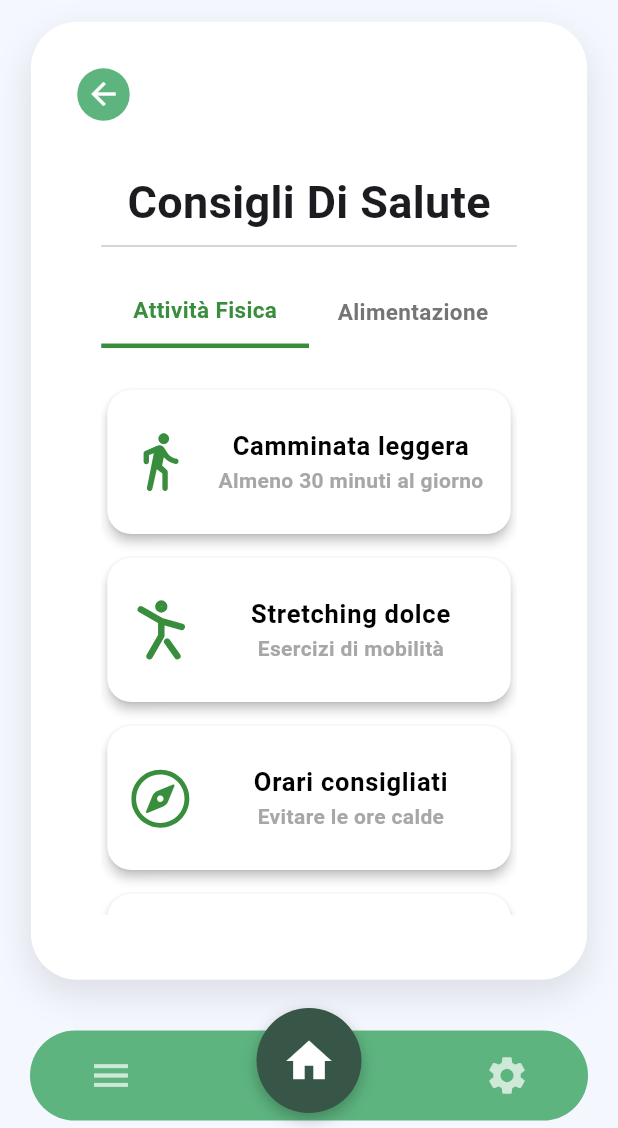
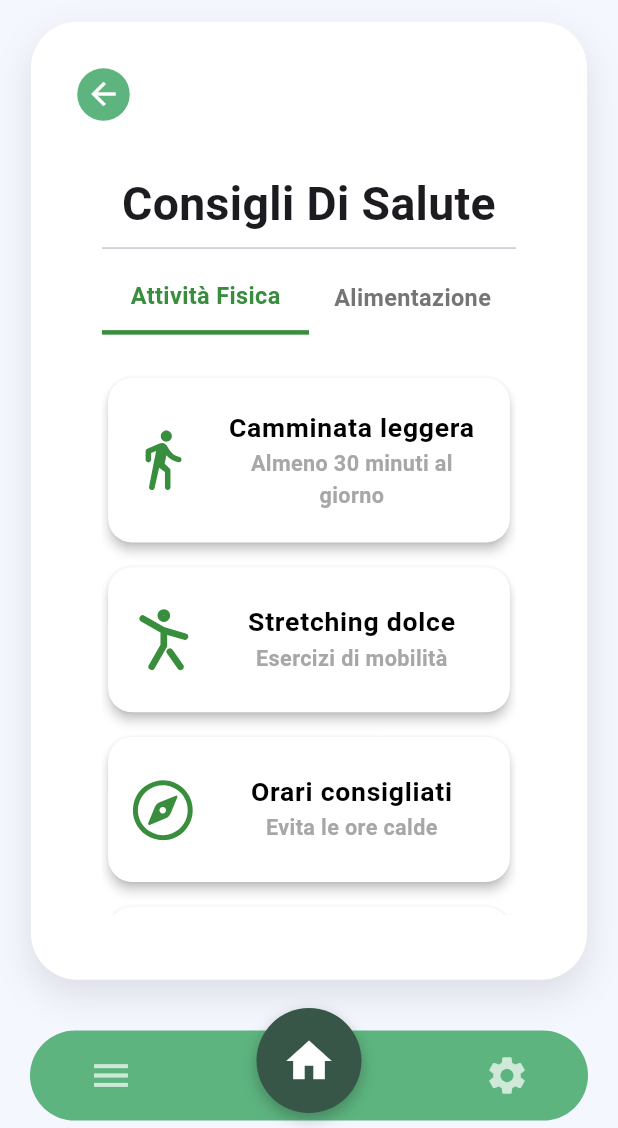
Before and after one commit to Lucacpt/WellYess, a Flutter app: the ConsigliSalutePage widget shown alone on an empty page, opened directly, on a phone screen of 412 x 824 dp, the part 108-1236 px from its top. Run offline on Flutter 3.47's test engine with Material 3 defaults, Android fonts, the phone set to English and light mode, and no system bars; our stand-ins replace fl_chart, flutter_local_notifications, flutter_svg, hive, hive_flutter, shared_preferences and 1 more; missing offline and left inert: android_alarm_manager_plus; accounts and stored records are empty; project files that could hold a hidden picture were left out.

Commit message:
add: implement ConsiglioDetailPage and enhance consigli_salute_data with detailed tips

```diff
--- a/wellyess/lib/screens/consigli_salute.dart
+++ b/wellyess/lib/screens/consigli_salute.dart
@@ -1,6 +1,8 @@
 import 'package:flutter/material.dart';
 import 'package:flutter_svg/flutter_svg.dart';
 import '../widgets/base_layout.dart';
+import 'consiglio_detail.dart';
+import '../utils/consigli_salute_data.dart';
 
 class ConsigliSalutePage extends StatefulWidget {
   const ConsigliSalutePage({super.key});
@@ -13,72 +15,44 @@ class _ConsigliSalutePageState extends State<ConsigliSalutePage> {
   int _currentTabIndex = 0;
   Offset _slideBeginOffset = const Offset(1.0, 0.0);
 
-  final List<Map<String, String>> _attivitaFisicaTips = const [
-    {
-      "svgAssetPath": "assets/icons/Vector.svg",
-      "title": "Camminata leggera",
-      "subtitle": "Almeno 30 minuti al giorno",
-    },
-    {
-      "svgAssetPath": "assets/icons/dolce.svg",
-      "title": "Stretching dolce",
-      "subtitle": "Esercizi di mobilità",
-    },
-    {
-      "svgAssetPath": "assets/icons/compass.svg",
-      "title": "Orari consigliati",
-      "subtitle": "Evitare le ore calde",
-    },
-    {
-      "svgAssetPath": "assets/icons/divano.svg",
-      "title": "Esercizi da seduti",
-      "subtitle": "Attiva la circolazione",
-    },
-  ];
-
-  final List<Map<String, String>> _alimentazioneTips = const [
-    {
-      "svgAssetPath": "assets/icons/mela.svg",
-      "title": "Frutta e verdura",
-      "subtitle": "Cinque porzioni al giorno",
-    },
-    {
-      "svgAssetPath": "assets/icons/fish.svg",
-      "title": "Proteine magre",
-      "subtitle": "Pesce, legumi, carni bianche",
-    },
-    {
-      "svgAssetPath": "assets/icons/no_sugar.svg",
-      "title": "Limitare lo zucchero",
-      "subtitle": "Evitare bevande zuccherate",
-    },
-    {
-      "svgAssetPath": "assets/icons/bottle.svg",
-      "title": "Bere regolarmente",
-      "subtitle": "Mantieni il corpo idratato",
-    },
-  ];
-
   @override
   Widget build(BuildContext context) {
+    final screenWidth = MediaQuery.of(context).size.width;
+    final screenHeight = MediaQuery.of(context).size.height;
+
+    // Responsive sizes
+    final double horizontalPadding = screenWidth * 0.04;
+    final double verticalPadding = screenHeight * 0.015;
+    final double titleFontSize = screenWidth * 0.075;
+    final double tabFontSize = screenWidth * 0.038;
+    final double cardTitleFontSize = screenWidth * 0.043;
+    final double cardSubtitleFontSize = screenWidth * 0.035;
+    final double iconSize = screenWidth * 0.10;
+
+    // Usa i dati importati
+    final tips = _currentTabIndex == 0 ? attivitaFisicaTips : alimentazioneTips;
+
     return BaseLayout(
       onBackPressed: () => Navigator.of(context).pop(),
       child: Padding(
-        padding: const EdgeInsets.symmetric(horizontal: 16.0, vertical: 12),
+        padding: EdgeInsets.symmetric(
+          horizontal: horizontalPadding,
+          vertical: verticalPadding,
+        ),
         child: Column(
           crossAxisAlignment: CrossAxisAlignment.start,
           children: [
-            const Center(
+            Center(
               child: Text(
                 'Consigli Di Salute',
                 style: TextStyle(
-                  fontSize: 30,
+                  fontSize: titleFontSize,
                   fontWeight: FontWeight.bold,
                 ),
+                textAlign: TextAlign.center,
               ),
             ),
             const Divider(),
-            const SizedBox(height: 12),
             Container(
               decoration: BoxDecoration(
                 color: Colors.white,
@@ -97,7 +71,7 @@ class _ConsigliSalutePageState extends State<ConsigliSalutePage> {
                         }
                       },
                       child: Container(
-                        padding: const EdgeInsets.symmetric(vertical: 12),
+                        padding: EdgeInsets.symmetric(vertical: screenHeight * 0.015),
                         decoration: _currentTabIndex == 0
                             ? BoxDecoration(
                                 border: Border(
@@ -112,7 +86,7 @@ class _ConsigliSalutePageState extends State<ConsigliSalutePage> {
                           child: Text(
                             'Attività Fisica',
                             style: TextStyle(
-                              fontSize: 15,
+                              fontSize: tabFontSize,
                               color: _currentTabIndex == 0
                                   ? Colors.green.shade700
                                   : Colors.grey.shade600,
@@ -134,7 +108,7 @@ class _ConsigliSalutePageState extends State<ConsigliSalutePage> {
                         }
                       },
                       child: Container(
-                        padding: const EdgeInsets.symmetric(vertical: 12),
+                        padding: EdgeInsets.symmetric(vertical: screenHeight * 0.015),
                         decoration: _currentTabIndex == 1
                             ? BoxDecoration(
                                 border: Border(
@@ -149,7 +123,7 @@ class _ConsigliSalutePageState extends State<ConsigliSalutePage> {
                           child: Text(
                             'Alimentazione',
                             style: TextStyle(
-                              fontSize: 15,
+                              fontSize: tabFontSize,
                               fontWeight: FontWeight.bold,
                               color: _currentTabIndex == 1
                                   ? Colors.green.shade700
@@ -163,7 +137,7 @@ class _ConsigliSalutePageState extends State<ConsigliSalutePage> {
                 ],
               ),
             ),
-            const SizedBox(height: 20),
+            SizedBox(height: screenHeight * 0.025),
             Expanded(
               child: ClipRect(
                 child: AnimatedSwitcher(
@@ -179,23 +153,23 @@ class _ConsigliSalutePageState extends State<ConsigliSalutePage> {
                   child: LayoutBuilder(
                     key: ValueKey(_currentTabIndex),
                     builder: (context, constraints) {
-                      final tips = _currentTabIndex == 0
-                          ? _attivitaFisicaTips
-                          : _alimentazioneTips;
+                      final bool isLargeScreen = constraints.maxWidth > 600;
+                      final double gridCardAspectRatio = isLargeScreen ? 3.5 : 2.8;
 
-                      final bool isLargeScreen = constraints.maxWidth > 600;
-                      final double titleFontSize = isLargeScreen ? 24 : 17;
-                      final double subtitleFontSize = isLargeScreen ? 18 : 14;
-                      final double iconSize = isLargeScreen ? 52 : 40;
-
-                      Widget buildCard(Map<String, String> tip) {
+                      Widget buildCard(Map<String, dynamic> tip) {
                         return Card(
                           color: Colors.white,
                           elevation: 3,
                           shape: RoundedRectangleBorder(borderRadius: BorderRadius.circular(16)),
-                          margin: const EdgeInsets.symmetric(vertical: 8, horizontal: 4),
+                          margin: EdgeInsets.symmetric(
+                            vertical: screenHeight * 0.01,
+                            horizontal: screenWidth * 0.01,
+                          ),
                           child: ListTile(
-                            contentPadding: const EdgeInsets.symmetric(vertical: 12.0, horizontal: 16.0),
+                            contentPadding: EdgeInsets.symmetric(
+                              vertical: screenHeight * 0.015,
+                              horizontal: screenWidth * 0.04,
+                            ),
                             leading: SvgPicture.asset(
                               tip['svgAssetPath']!,
                               height: iconSize,
@@ -204,25 +178,47 @@ class _ConsigliSalutePageState extends State<ConsigliSalutePage> {
                             ),
                             title: Text(
                               tip['title']!,
-                              style: TextStyle(fontWeight: FontWeight.bold, fontSize: titleFontSize, color: Colors.black),
+                              style: TextStyle(
+                                fontWeight: FontWeight.bold,
+                                fontSize: cardTitleFontSize,
+                                color: Colors.black,
+                              ),
                               textAlign: TextAlign.center,
                             ),
                             subtitle: Text(
                               tip['subtitle']!,
-                              style: TextStyle(fontSize: subtitleFontSize, fontWeight: FontWeight.bold, color: const Color.fromARGB(255, 167, 167, 167)),
+                              style: TextStyle(
+                                fontSize: cardSubtitleFontSize,
+                                fontWeight: FontWeight.bold,
+                                color: const Color.fromARGB(255, 167, 167, 167),
+                              ),
                               textAlign: TextAlign.center,
                             ),
+                            onTap: () {
+                              Navigator.push(
+                                context,
+                                MaterialPageRoute(
+                                  builder: (_) => ConsiglioDetailPage(
+                                    title: tip['title']!,
+                                    subtitle: tip['subtitle']!,
+                                    svgAssetPath: tip['svgAssetPath']!,
+                                    description: tip['description'] ?? '',
+                                    topics: (tip['topics'] as List).map((e) => Map<String, dynamic>.from(e)).toList(),
+                                  ),
+                                ),
+                              );
+                            },
                           ),
                         );
                       }
 
                       if (isLargeScreen) {
                         return GridView.builder(
-                          gridDelegate: const SliverGridDelegateWithFixedCrossAxisCount(
+                          gridDelegate: SliverGridDelegateWithFixedCrossAxisCount(
                             crossAxisCount: 2,
-                            childAspectRatio: 3.5,
-                            crossAxisSpacing: 8,
-                            mainAxisSpacing: 8,
+                            childAspectRatio: gridCardAspectRatio,
+                            crossAxisSpacing: screenWidth * 0.02,
+                            mainAxisSpacing: screenHeight * 0.01,
                           ),
                           itemCount: tips.length,
                           itemBuilder: (context, index) => buildCard(tips[index]),
--- /dev/null
+++ b/wellyess/lib/utils/consigli_salute_data.dart
@@ -0,0 +1,246 @@
+final List<Map<String, dynamic>> attivitaFisicaTips = [
+  // Consiglio Attività Fisica 1: Camminata leggera
+  {
+    "svgAssetPath": "assets/icons/Vector.svg",
+    "title": "Camminata leggera",
+    "subtitle": "Almeno 30 minuti al giorno",
+    "description":
+        "La camminata leggera è una delle forme di esercizio più semplici, sicure ed efficaci per le persone anziane. Praticata con regolarità, contribuisce al mantenimento della salute fisica e mentale senza richiedere attrezzature o ambienti specifici. Bastano 30 minuti al giorno per trarne benefici concreti e duraturi.",
+    "topics": [
+      {
+        "title": "Benefici",
+        "text": [
+          "Migliora la salute cardiovascolare",
+          "Riduce lo stress",
+          "Aiuta il controllo del peso"
+        ]
+      },
+      {
+        "title": "Quando praticarla",
+        "text":
+            "Preferibilmente al mattino o nel tardo pomeriggio, evitando le ore più calde."
+      },
+      {
+        "title": "Consigli pratici",
+        "text": [
+          "Indossa scarpe comode",
+          "Mantieni un ritmo costante",
+          "Idratati spesso"
+        ]
+      },
+    ]
+  },
+
+  // Consiglio Attività Fisica 2: Stretching dolce
+  {
+    "svgAssetPath": "assets/icons/dolce.svg",
+    "title": "Stretching dolce",
+    "subtitle": "Esercizi di mobilità",
+    "description":
+        "Lo stretching dolce è una pratica fondamentale per mantenere la mobilità articolare, prevenire dolori e migliorare la qualità dei movimenti quotidiani. È adatto a tutte le età e può essere adattato alle condizioni fisiche di ciascuno. La costanza è la chiave per ottenere benefici nel tempo.",
+    "topics": [
+      {
+        "title": "Benefici",
+        "text": [
+          "Migliora la flessibilità",
+          "Riduce la rigidità muscolare",
+          "Aiuta l'equilibrio"
+        ]
+      },
+      {
+        "title": "Quando praticarlo",
+        "text":
+            "Al mattino per attivare il corpo o la sera per rilassarsi. Anche prima o dopo altre attività."
+      },
+      {
+        "title": "Consigli pratici",
+        "text": [
+          "Usa un tappetino o una sedia stabile",
+          "Respira profondamente",
+          "Non forzare mai i movimenti"
+        ]
+      },
+    ]
+  },
+
+  // Consiglio Attività Fisica 3: Orari consigliati
+  {
+    "svgAssetPath": "assets/icons/compass.svg",
+    "title": "Orari consigliati",
+    "subtitle": "Evita le ore calde",
+    "description":
+        "Durante le stagioni calde è importante scegliere con attenzione l’orario per fare attività fisica o uscire. Le alte temperature possono aumentare il rischio di disidratazione e affaticamento. Meglio approfittare delle ore più fresche.",
+    "topics": [
+      {
+        "title": "Perché è importante",
+        "text": [
+          "Riduce il rischio di colpi di calore",
+          "Aiuta a mantenere l’energia durante l’attività"
+        ]
+      },
+      {
+        "title": "Orari ideali",
+        "text":
+            "Al mattino presto o nel tardo pomeriggio in estate, a metà giornata in inverno."
+      },
+      {
+        "title": "Consigli pratici",
+        "text": [
+          "Usa cappello e occhiali da sole",
+          "Idratati regolarmente",
+          "Evita attività sotto il sole diretto"
+        ]
+      },
+    ]
+  },
+  {
+    "svgAssetPath": "assets/icons/divano.svg",
+    "title": "Esercizi da seduti",
+    "subtitle": "Attiva la circolazione",
+    "description":
+        "Gli esercizi da seduti sono ideali per chi ha mobilità ridotta. Si possono svolgere in sicurezza anche a casa, e aiutano a mantenere attivi muscoli e articolazioni, favorendo la circolazione sanguigna.",
+    "topics": [
+      {
+        "title": "Benefici",
+        "text": [
+          "Stimola la circolazione",
+          "Mantiene attivi muscoli e articolazioni",
+          "Migliora la coordinazione"
+        ]
+      },
+      {
+        "title": "Quando praticarli",
+        "text":
+            "Ogni giorno, anche per brevi sessioni. Ottimo al mattino o durante lunghi periodi seduti."
+      },
+      {
+        "title": "Consigli pratici",
+        "text": [
+          "Usa una sedia stabile",
+          "Mantieni una postura corretta",
+          "Accompagna l’esercizio con musica rilassante"
+        ]
+      },
+    ]
+  },
+];
+
+final List<Map<String, dynamic>> alimentazioneTips = [
+  {
+    "svgAssetPath": "assets/icons/mela.svg",
+    "title": "Frutta e verdura",
+    "subtitle": "Cinque porzioni al giorno",
+    "description":
+        "Frutta e verdura sono essenziali per una dieta equilibrata, soprattutto in età avanzata. Ricche di vitamine, fibre e antiossidanti, aiutano a mantenere il benessere generale e a rafforzare le difese immunitarie. Variarle ogni giorno, anche nei colori, è importante per assumere diversi nutrienti.",
+    "topics": [
+      {
+        "title": "Benefici",
+        "text": [
+          "Apportano fibre, vitamine e antiossidanti",
+          "Migliorano la digestione",
+          "Rafforzano il sistema immunitario"
+        ]
+      },
+      {
+        "title": "Quando consumarle",
+        "text":
+            "Ogni giorno, suddivise tra i pasti principali e gli spuntini."
+      },
+      {
+        "title": "Consigli pratici",
+        "text": [
+          "Scegli prodotti di stagione",
+          "Prepara frullati, zuppe e insalate",
+          "Alterna frutta e verdura di diversi colori"
+        ]
+      },
+    ]
+  },
+  {
+    "svgAssetPath": "assets/icons/fish.svg",
+    "title": "Proteine magre",
+    "subtitle": "Pesce, legumi, carni bianche",
+    "description":
+        "Le proteine magre aiutano a mantenere la massa muscolare e a supportare il metabolismo. Preferire fonti leggere come pesce, legumi e carni bianche permette di nutrirsi in modo sano senza sovraccaricare l’organismo con grassi saturi.",
+    "topics": [
+      {
+        "title": "Benefici",
+        "text": [
+          "Mantengono il tono muscolare",
+          "Favoriscono la rigenerazione cellulare",
+          "Aiutano il sistema immunitario"
+        ]
+      },
+      {
+        "title": "Quando consumarle",
+        "text":
+            "Ogni giorno nei pasti principali, alternando le fonti tra pesce, legumi e carni bianche."
+      },
+      {
+        "title": "Consigli pratici",
+        "text": [
+          "Prediligi cotture leggere (vapore, forno)",
+          "Usa erbe aromatiche al posto del sale",
+          "Abbina le proteine a verdure e cereali integrali"
+        ]
+      },
+    ]
+  },
+  {
+    "svgAssetPath": "assets/icons/no_sugar.svg",
+    "title": "Limitare lo zucchero",
+    "subtitle": "Evitare bevande zuccherate",
+    "description":
+        "Un consumo eccessivo di zucchero aumenta il rischio di diabete, sovrappeso e malattie cardiovascolari. È importante ridurre dolci, snack e bevande zuccherate, preferendo alimenti naturali e poco lavorati.",
+    "topics": [
+      {
+        "title": "Rischi dell’eccesso",
+        "text":
+            "Favorisce sovrappeso, diabete, problemi cardiovascolari e carie dentali."
+      },
+      {
+        "title": "Alimenti da limitare",
+        "text":
+            "Bevande zuccherate, succhi confezionati, dolci industriali, snack e cereali zuccherati."
+      },
+      {
+        "title": "Consigli pratici",
+        "text": [
+          "Sostituisci i dolci con frutta fresca",
+          "Leggi le etichette",
+          "Riduci gradualmente lo zucchero in tè e caffè"
+        ]
+      },
+    ]
+  },
+  {
+    "svgAssetPath": "assets/icons/bottle.svg",
+    "title": "Bere regolarmente",
+    "subtitle": "Mantieni il corpo idratato",
+    "description":
+        "Con l’avanzare dell’età, la percezione della sete si riduce, ma il bisogno di acqua resta elevato. Bere regolarmente aiuta a mantenere il corpo idratato, supporta le funzioni vitali e previene problemi come crampi, stanchezza e infezioni urinarie.",
+    "topics": [
+      {
+        "title": "Benefici",
+        "text": [
+          "Favorisce la digestione",
+          "Regola la temperatura corporea",
+          "Aiuta il funzionamento dei reni e del cervello"
+        ]
+      },
+      {
+        "title": "Quando bere",
+        "text":
+            "Durante tutta la giornata, anche senza sete. Meglio prima dei pasti, dopo attività fisica e con il caldo."
+      },
+      {
+        "title": "Consigli pratici",
+        "text": [
+          "Tieni sempre a portata una bottiglia d’acqua",
+          "Imposta promemoria",
+          "Bevi tisane non zuccherate e brodi leggeri"
+        ]
+      },
+    ]
+  },
+];
```
Also changed, not shown: wellyess/lib/screens/consiglio_detail.dart (added, +184 -0 lines).
